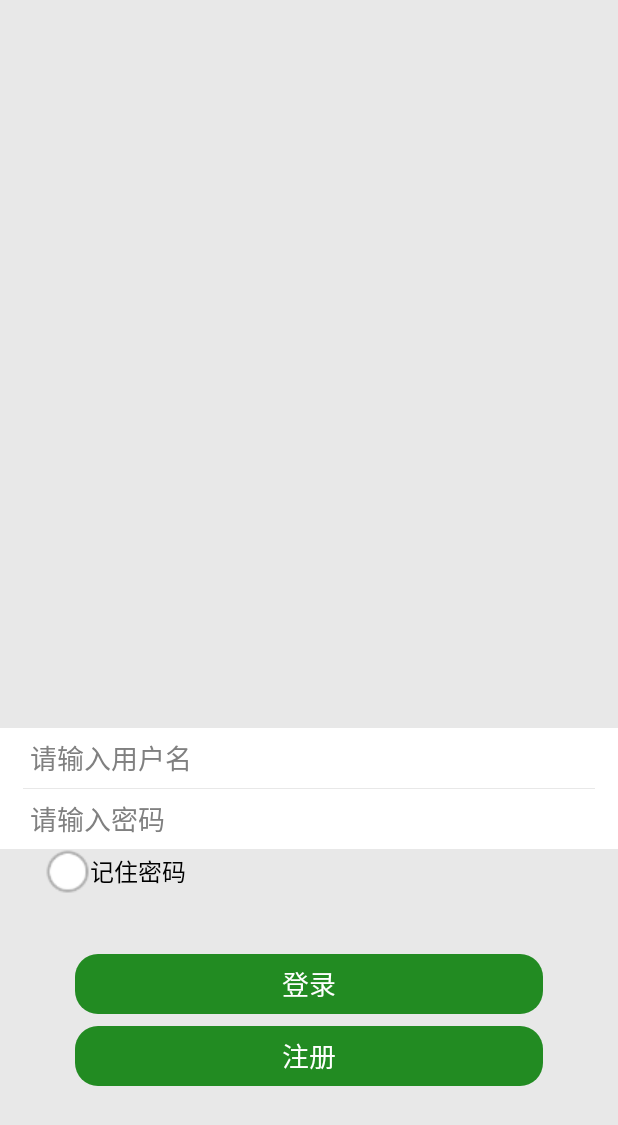
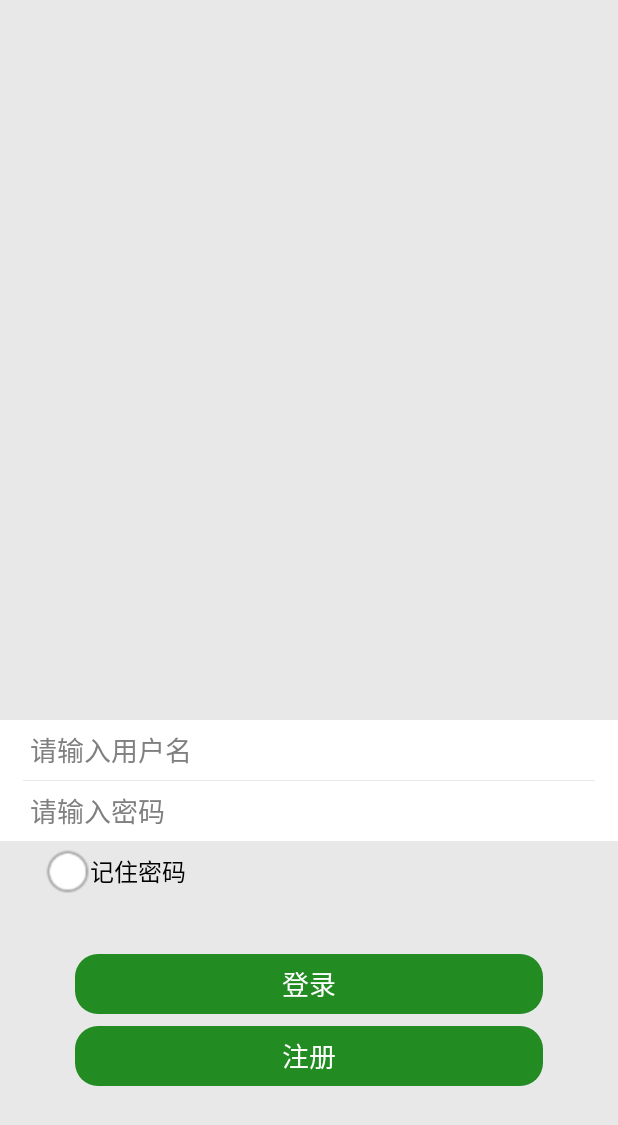
Before and after one commit to starraiser/Ye, an Android app: the screen it shows after launch (Login), on a phone screen of 412 x 824 dp. Shown: the top 1125 px of the screen. Run offline under Robolectric (Android 15) with nearby library versions, the phone set to English and light mode, and no system bars; libraries missing offline, so code that uses them is left out: com.tandong.sa; 2 statements that could not run were skipped.

```diff
--- a/app/src/main/res/layout/activity_login.xml
+++ b/app/src/main/res/layout/activity_login.xml
@@ -27,7 +27,8 @@
         android:layout_height="wrap_content"
         android:orientation="vertical"
         android:layout_above="@+id/checkboxLine"
-        android:background="#FFFFFF">
+        android:background="#FFFFFF"
+        android:layout_marginBottom="5dp">
 
         <EditText
             android:id="@+id/username"
```
